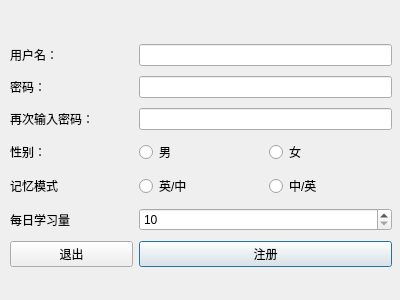
This is MoMoWord/mosignupdialog.ui in KailinLi/MoMoWord as Qt 5 draws it before an edit. The edited form follows.
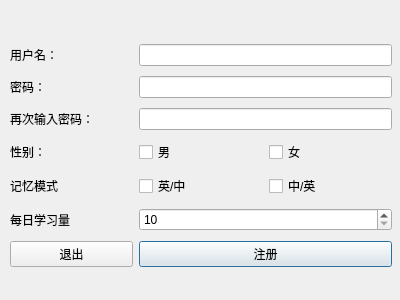
This is the edited form.

The edit to the form file:
```diff
--- a/MoMoWord/mosignupdialog.ui
+++ b/MoMoWord/mosignupdialog.ui
@@ -30,13 +30,6 @@
       </property>
      </widget>
     </item>
-    <item row="5" column="1">
-     <widget class="QRadioButton" name="ECRadioButton">
-      <property name="text">
-       <string>英/中</string>
-      </property>
-     </widget>
-    </item>
     <item row="6" column="0">
      <widget class="QLabel" name="planLabel">
       <property name="text">
@@ -72,13 +65,6 @@
       </property>
      </widget>
     </item>
-    <item row="5" column="2">
-     <widget class="QRadioButton" name="CERadioButton">
-      <property name="text">
-       <string>中/英</string>
-      </property>
-     </widget>
-    </item>
     <item row="3" column="1" colspan="2">
      <widget class="QLineEdit" name="passwdAgainLineEdit"/>
     </item>
@@ -89,13 +75,6 @@
       </property>
      </widget>
     </item>
-    <item row="4" column="1">
-     <widget class="QRadioButton" name="maleRadioButton">
-      <property name="text">
-       <string>男</string>
-      </property>
-     </widget>
-    </item>
     <item row="6" column="1" colspan="2">
      <widget class="QSpinBox" name="planSpinBox">
       <property name="minimum">
@@ -106,13 +85,6 @@
       </property>
      </widget>
     </item>
-    <item row="4" column="2">
-     <widget class="QRadioButton" name="femaleRadioButton">
-      <property name="text">
-       <string>女</string>
-      </property>
-     </widget>
-    </item>
     <item row="5" column="0">
      <widget class="QLabel" name="memoryModeLabel">
       <property name="text">
@@ -126,6 +98,34 @@
     <item row="2" column="1" colspan="2">
      <widget class="QLineEdit" name="passwdLineEdit"/>
     </item>
+    <item row="4" column="1">
+     <widget class="QCheckBox" name="maleCheckBox">
+      <property name="text">
+       <string>男</string>
+      </property>
+     </widget>
+    </item>
+    <item row="4" column="2">
+     <widget class="QCheckBox" name="femaleCheckBox">
+      <property name="text">
+       <string>女</string>
+      </property>
+     </widget>
+    </item>
+    <item row="5" column="1">
+     <widget class="QCheckBox" name="ECCheckBox">
+      <property name="text">
+       <string>英/中</string>
+      </property>
+     </widget>
+    </item>
+    <item row="5" column="2">
+     <widget class="QCheckBox" name="CECheckBox">
+      <property name="text">
+       <string>中/英</string>
+      </property>
+     </widget>
+    </item>
    </layout>
   </widget>
  </widget>
```
